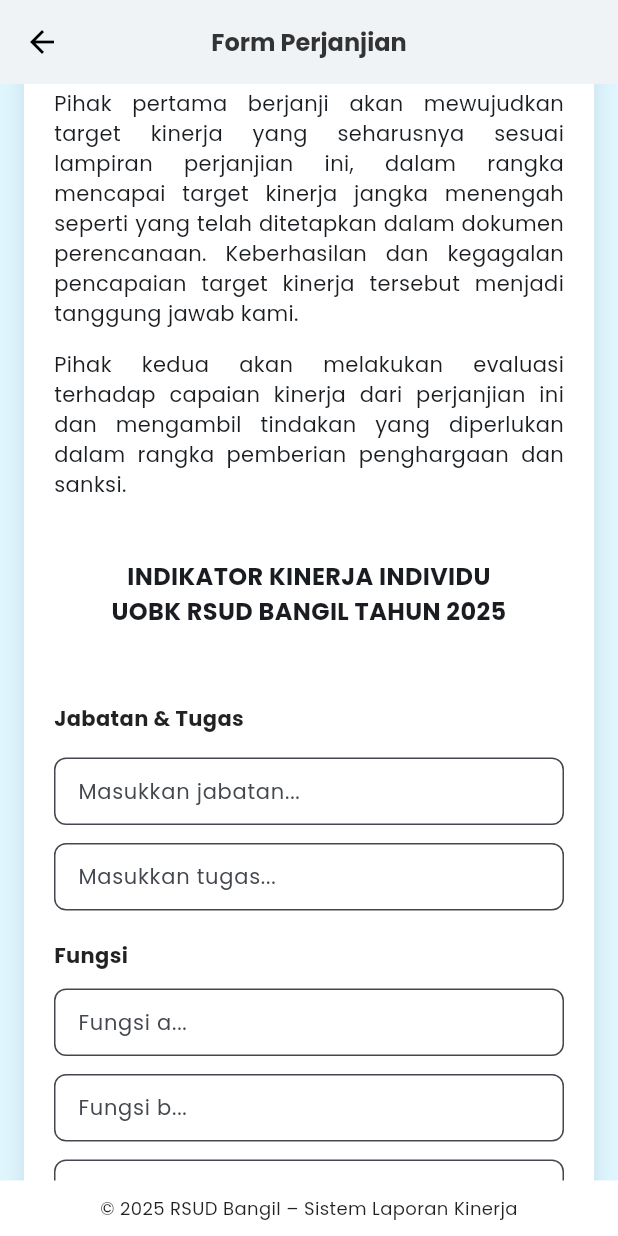
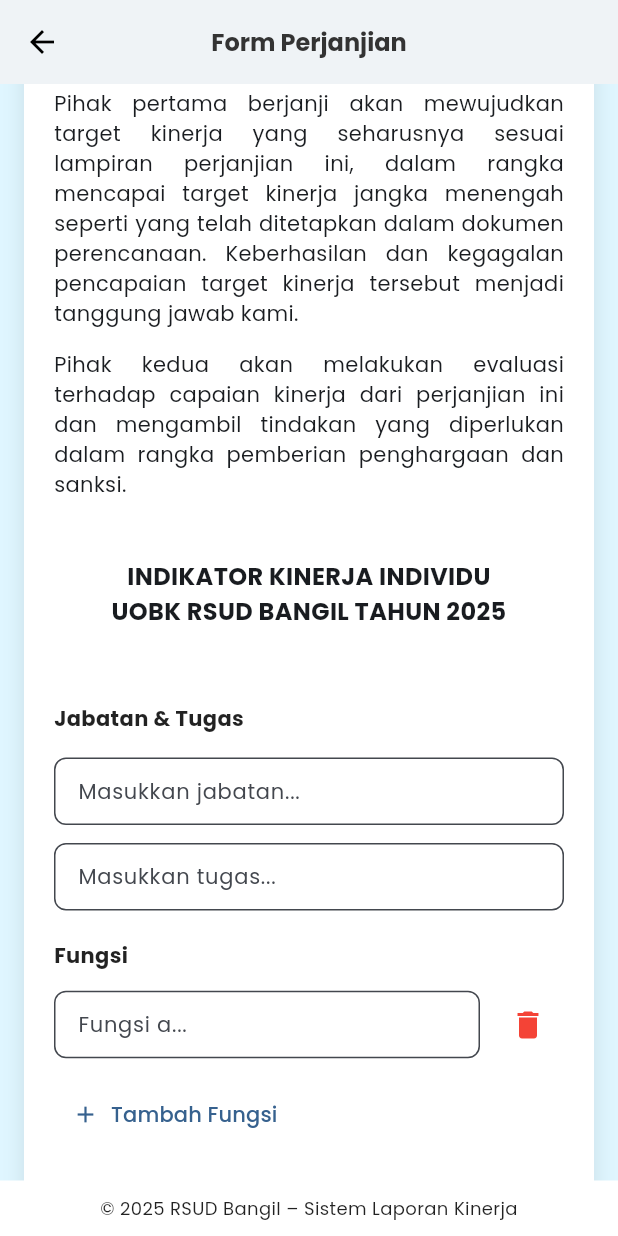
Before and after one commit to Lxtream23/Rsud-Lapkin-Mobile, a Flutter app: the FormPerjanjianPage screen opened by its route, scrolled down 576 dp, on a phone screen of 412 x 824 dp. Run offline on Flutter 3.47's test engine with Material 3 defaults, Android fonts, the phone set to English and light mode, and no system bars; our stand-ins replace auto_size_text, image_picker, supabase_flutter; missing offline and left inert: syncfusion_flutter_signaturepad; accounts and stored records are empty.

Commit message:
add logic auto add fungsi field form perjanjian page

```diff
--- a/lib/features/perjanjian/presentation/pages/form_perjanjian_page.dart
+++ b/lib/features/perjanjian/presentation/pages/form_perjanjian_page.dart
@@ -19,6 +19,15 @@ class _FormPerjanjianPageState extends State<FormPerjanjianPage> {
 
   final TextEditingController namaPihakKeduaController =
       TextEditingController();
+
+  final TextEditingController jabatanPihakPertamaController =
+      TextEditingController();
+
+  final TextEditingController jabatanController = TextEditingController();
+  final TextEditingController tugasController = TextEditingController();
+
+  List<TextEditingController> fungsiControllers =
+      []; // untuk fungsi a-seterusnya
 
   String? selectedJabatan;
 
@@ -44,6 +53,13 @@ class _FormPerjanjianPageState extends State<FormPerjanjianPage> {
   @override
   void initState() {
     super.initState();
+    //fungsiControllers.add(TextEditingController()); // fungsi pertama (a)
+    // Pastikan list tidak kosong
+    if (fungsiControllers.isEmpty) {
+      _addFungsiField();
+    } else {
+      _attachListener(0);
+    }
   }
 
   @override
@@ -156,14 +172,14 @@ class _FormPerjanjianPageState extends State<FormPerjanjianPage> {
     );
   }
 
-  // Modern input field with label
-  final jabatanController = TextEditingController();
-  final tugasController = TextEditingController();
-  final fungsiAController = TextEditingController();
-  final fungsiBController = TextEditingController();
-  final fungsiCController = TextEditingController();
-  final fungsiDController = TextEditingController();
-  final fungsiEController = TextEditingController();
+  // // Modern input field with label
+  // final jabatanController = TextEditingController();
+  // final tugasController = TextEditingController();
+  // final fungsiAController = TextEditingController();
+  // final fungsiBController = TextEditingController();
+  // final fungsiCController = TextEditingController();
+  // final fungsiDController = TextEditingController();
+  // final fungsiEController = TextEditingController();
 
   Widget _buildModernInput({
     required String hint,
@@ -197,6 +213,84 @@ class _FormPerjanjianPageState extends State<FormPerjanjianPage> {
   }
 
   // -------------------------------------
+
+  // ============ Fungsi management ===========
+  void _addFungsiField() {
+    setState(() {
+      fungsiControllers.add(TextEditingController());
+      _attachListener(fungsiControllers.length - 1);
+    });
+  }
+
+  void _removeFungsi(int index) {
+    setState(() {
+      fungsiControllers[index].dispose();
+      fungsiControllers.removeAt(index);
+
+      if (fungsiControllers.isEmpty) {
+        _addFungsiField();
+      }
+    });
+  }
+
+  void _attachListener(int index) {
+    fungsiControllers[index].addListener(() {
+      final isLast = index == fungsiControllers.length - 1;
+      final hasText = fungsiControllers[index].text.trim().isNotEmpty;
+
+      // Jika mengetik di field terakhir → auto tambah
+      if (isLast && hasText) {
+        _addFungsiField();
+      }
+
+      setState(() {}); // refresh UI
+    });
+  }
+
+  Widget _buildFungsiList() {
+    return Column(
+      crossAxisAlignment: CrossAxisAlignment.start,
+      children: [
+        for (int i = 0; i < fungsiControllers.length; i++) ...[
+          Row(
+            crossAxisAlignment: CrossAxisAlignment.center,
+            children: [
+              Expanded(
+                child: _buildModernInput(
+                  hint: "Fungsi ${String.fromCharCode(97 + i)}...",
+                  controller: fungsiControllers[i],
+                ),
+              ),
+
+              const SizedBox(width: 8),
+
+              // tombol delete
+              IconButton(
+                icon: const Icon(Icons.delete, color: Colors.red),
+                onPressed: () => _removeFungsi(i),
+              ),
+            ],
+          ),
+          const SizedBox(height: 12),
+        ],
+
+        // === BUTTON TAMBAH FUNGSI (model baru, kiri) ===
+        Align(
+          alignment: Alignment.centerLeft,
+          child: TextButton.icon(
+            onPressed: _addFungsiField,
+            icon: const Icon(Icons.add, size: 18),
+            label: const Text("Tambah Fungsi"),
+            style: TextButton.styleFrom(
+              padding: const EdgeInsets.symmetric(horizontal: 12, vertical: 8),
+            ),
+          ),
+        ),
+
+        const SizedBox(height: 20),
+      ],
+    );
+  }
 
   // ----------------- Main build -----------------
   @override
@@ -266,7 +360,7 @@ class _FormPerjanjianPageState extends State<FormPerjanjianPage> {
                     // === INPUT JABATAN PIHAK PERTAMA ===
                     _buildModernInput(
                       hint: "Administrasi Pengembangan",
-                      controller: jabatanController,
+                      controller: jabatanPihakPertamaController,
                     ),
 
                     const SizedBox(height: 8),
@@ -365,41 +459,10 @@ class _FormPerjanjianPageState extends State<FormPerjanjianPage> {
 
                     const SizedBox(height: 12),
 
-                    _buildModernInput(
-                      // label: "a.",
-                      hint: "Fungsi a...",
-                      controller: fungsiAController,
-                    ),
-                    const SizedBox(height: 12),
+                    // pemanggilan fungsi list
+                    _buildFungsiList(),
 
-                    _buildModernInput(
-                      // label: "b.",
-                      hint: "Fungsi b...",
-                      controller: fungsiBController,
-                    ),
-                    const SizedBox(height: 12),
-
-                    _buildModernInput(
-                      // label: "c.",
-                      hint: "Fungsi c...",
-                      controller: fungsiCController,
-                    ),
-                    const SizedBox(height: 12),
-
-                    _buildModernInput(
-                      // label: "d.",
-                      hint: "Fungsi d...",
-                      controller: fungsiDController,
-                    ),
-                    const SizedBox(height: 12),
-
-                    _buildModernInput(
-                      // label: "e.",
-                      hint: "Fungsi e...",
-                      controller: fungsiEController,
-                    ),
-
-                    const SizedBox(height: 40),
+                    const SizedBox(height: 20),
 
                     // === Card-based Table 1 ===
                     CardTable1Widget(key: table1Key),
```
